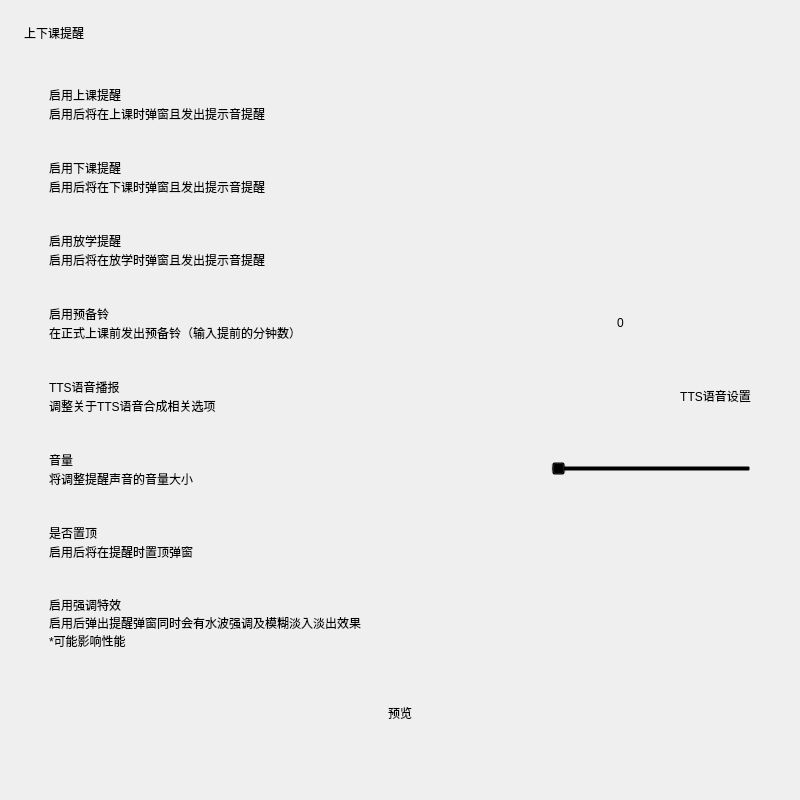
RankFrank4010/LiumingClassroom, file view/menu/sound.ui: the form before one commit.
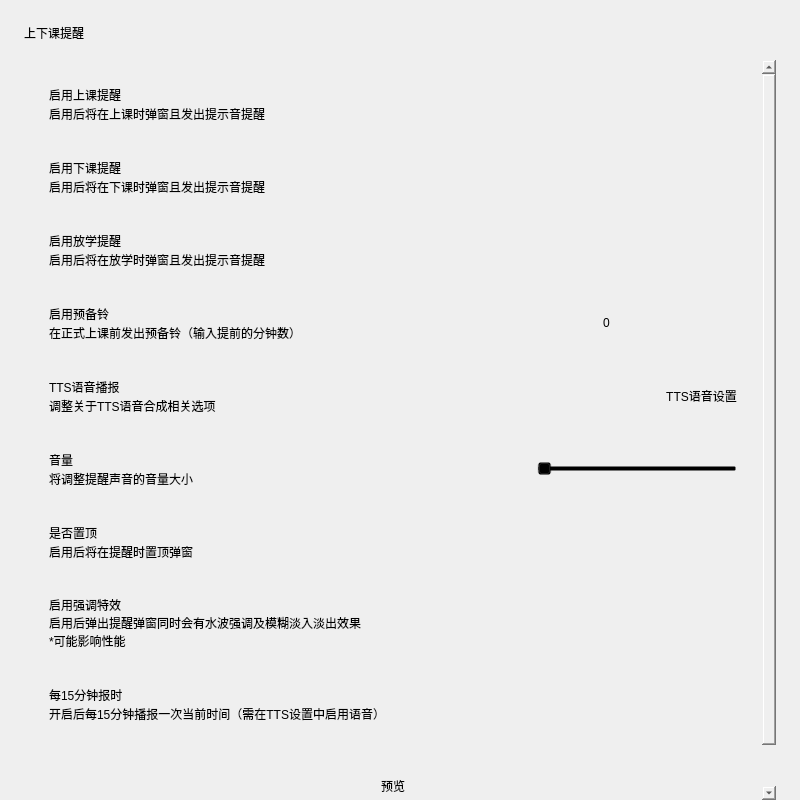
The form after the commit. Custom widgets are drawn as their Qt base class.

Diff of the .ui file:
```diff
--- a/view/menu/sound.ui
+++ b/view/menu/sound.ui
@@ -694,6 +694,84 @@
            </layout>
           </widget>
          </item>
+         <item>
+          <widget class="CardWidget" name="CardWidget_time_announce">
+           <property name="minimumSize">
+            <size>
+             <width>0</width>
+             <height>70</height>
+            </size>
+           </property>
+           <layout class="QHBoxLayout" name="horizontalLayout_time_announce">
+            <property name="leftMargin">
+             <number>16</number>
+            </property>
+            <property name="topMargin">
+             <number>16</number>
+            </property>
+            <property name="rightMargin">
+             <number>16</number>
+            </property>
+            <property name="bottomMargin">
+             <number>16</number>
+            </property>
+            <item>
+             <layout class="QVBoxLayout" name="verticalLayout_time_announce">
+              <property name="spacing">
+               <number>0</number>
+              </property>
+              <item>
+               <widget class="StrongBodyLabel" name="StrongBodyLabel_time_announce">
+                <property name="sizePolicy">
+                 <sizepolicy hsizetype="Expanding" vsizetype="Preferred">
+                  <horstretch>0</horstretch>
+                  <verstretch>0</verstretch>
+                 </sizepolicy>
+                </property>
+                <property name="text">
+                 <string>每15分钟报时</string>
+                </property>
+                <property name="wordWrap"><bool>true</bool></property></widget>
+              </item>
+              <item>
+               <widget class="CaptionLabel" name="CaptionLabel_time_announce">
+                <property name="text">
+                 <string>开启后每15分钟播报一次当前时间（需在TTS设置中启用语音）</string>
+                </property>
+                <property name="wordWrap">
+                 <bool>true</bool>
+                </property>
+                <property name="lightColor" stdset="0">
+                 <color alpha="150">
+                  <red>0</red>
+                  <green>0</green>
+                  <blue>0</blue>
+                 </color>
+                </property>
+                <property name="darkColor" stdset="0">
+                 <color alpha="200">
+                  <red>255</red>
+                  <green>255</green>
+                  <blue>255</blue>
+                 </color>
+                </property>
+               </widget>
+              </item>
+             </layout>
+            </item>
+            <item>
+             <widget class="SwitchButton" name="switch_enable_time_announce">
+              <property name="onText">
+               <string>启用</string>
+              </property>
+              <property name="offText">
+               <string>禁用</string>
+              </property>
+             </widget>
+            </item>
+           </layout>
+          </widget>
+         </item>
         </layout>
        </item>
        <item>
```
